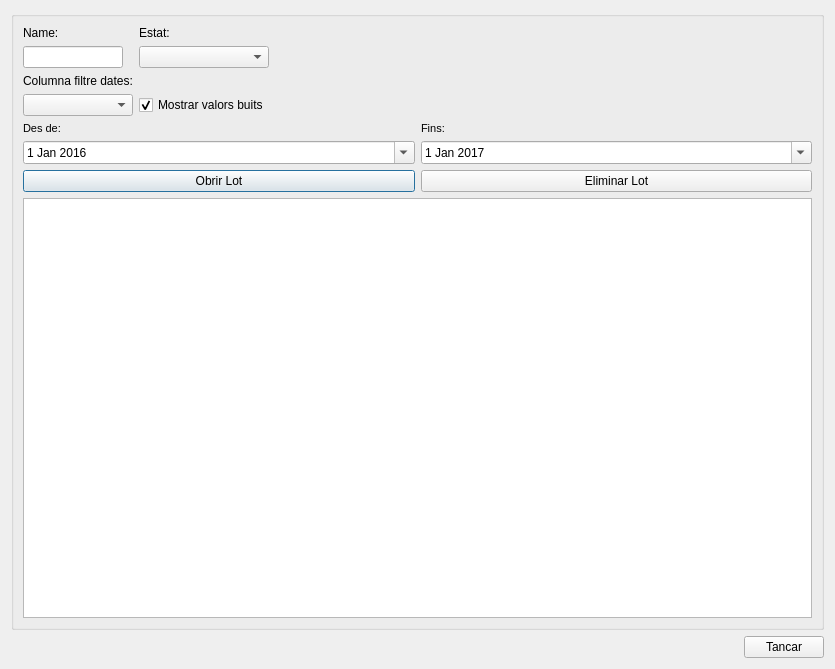
Qt form core/ui/toolbars/cm/lot_management.ui (Giswater/giswater_qgis_plugin) before a commit.
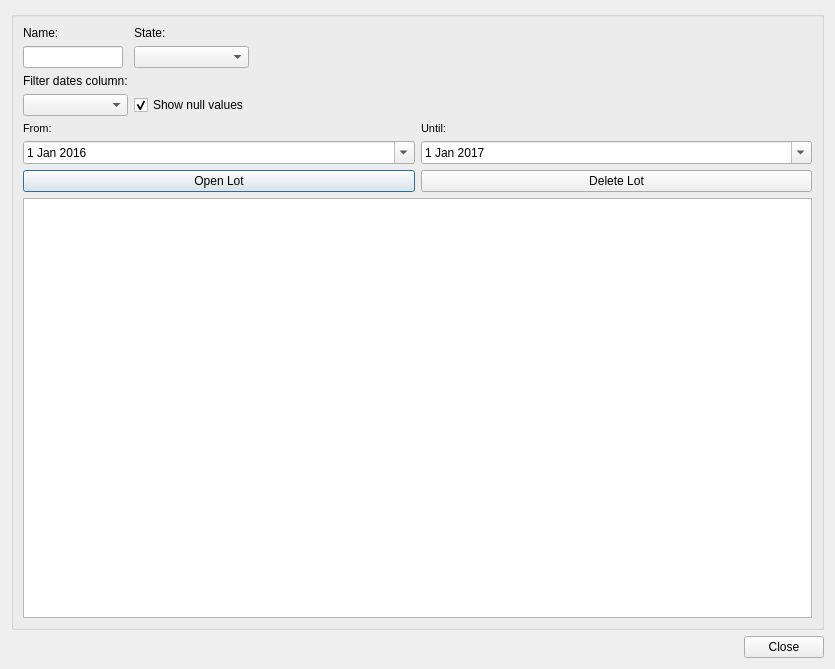
The same form after that commit.

The edit to the form file:
```diff
--- a/core/ui/toolbars/cm/lot_management.ui
+++ b/core/ui/toolbars/cm/lot_management.ui
@@ -25,14 +25,14 @@
         <item row="3" column="0">
          <widget class="QLabel" name="lbl_column_filter">
           <property name="text">
-           <string>Columna filtre dates:</string>
+           <string>Filter dates column:</string>
           </property>
          </widget>
         </item>
         <item row="0" column="1">
          <widget class="QLabel" name="lbl_state">
           <property name="text">
-           <string>Estat:</string>
+           <string>State:</string>
           </property>
          </widget>
         </item>
@@ -49,7 +49,7 @@
         <item row="4" column="1">
          <widget class="QCheckBox" name="chk_show_nulls">
           <property name="text">
-           <string>Mostrar valors buits</string>
+           <string>Show null values</string>
           </property>
           <property name="checked">
            <bool>true</bool>
@@ -102,7 +102,7 @@
              <enum>QFrame::Plain</enum>
             </property>
             <property name="text">
-             <string>Des de:</string>
+             <string>From:</string>
             </property>
             <property name="textFormat">
              <enum>Qt::AutoText</enum>
@@ -150,7 +150,7 @@
              <enum>QFrame::Raised</enum>
             </property>
             <property name="text">
-             <string>Fins:</string>
+             <string>Until:</string>
             </property>
             <property name="textFormat">
              <enum>Qt::AutoText</enum>
@@ -186,14 +186,14 @@
         <item>
          <widget class="QPushButton" name="btn_open">
           <property name="text">
-           <string>Obrir Lot</string>
+           <string>Open Lot</string>
           </property>
          </widget>
         </item>
         <item>
          <widget class="QPushButton" name="btn_delete">
           <property name="text">
-           <string>Eliminar Lot</string>
+           <string>Delete Lot</string>
           </property>
          </widget>
         </item>
@@ -227,7 +227,7 @@
      <item row="0" column="1">
       <widget class="QPushButton" name="btn_cancel">
        <property name="text">
-        <string>Tancar</string>
+        <string>Close</string>
        </property>
       </widget>
      </item>
```
